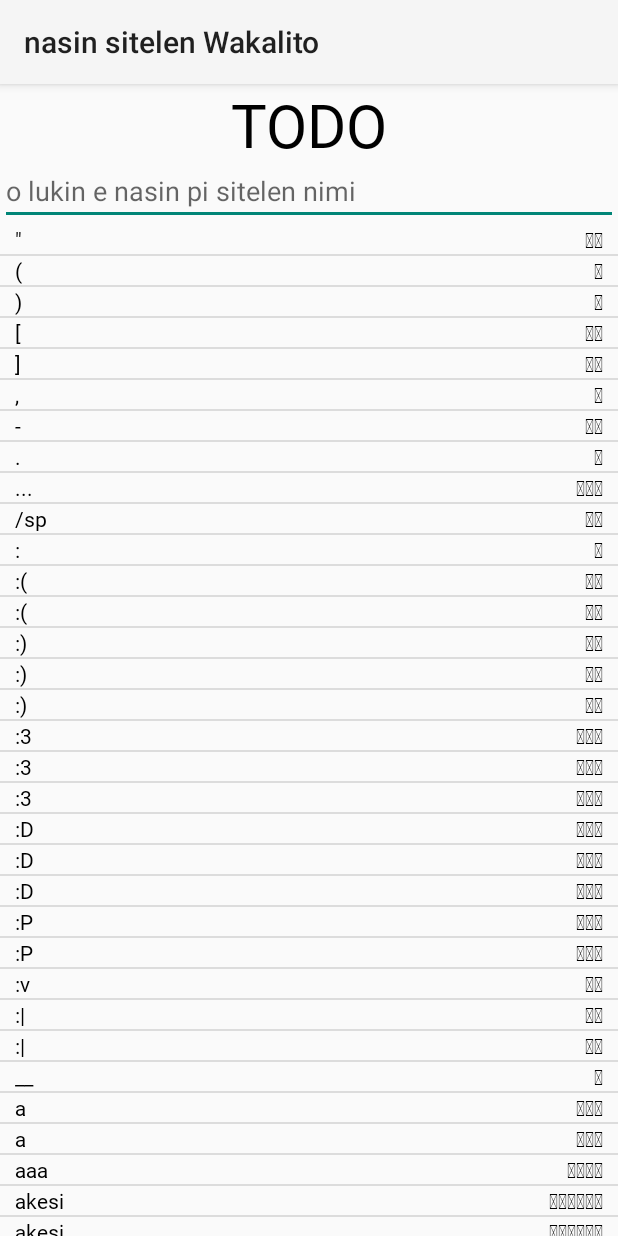
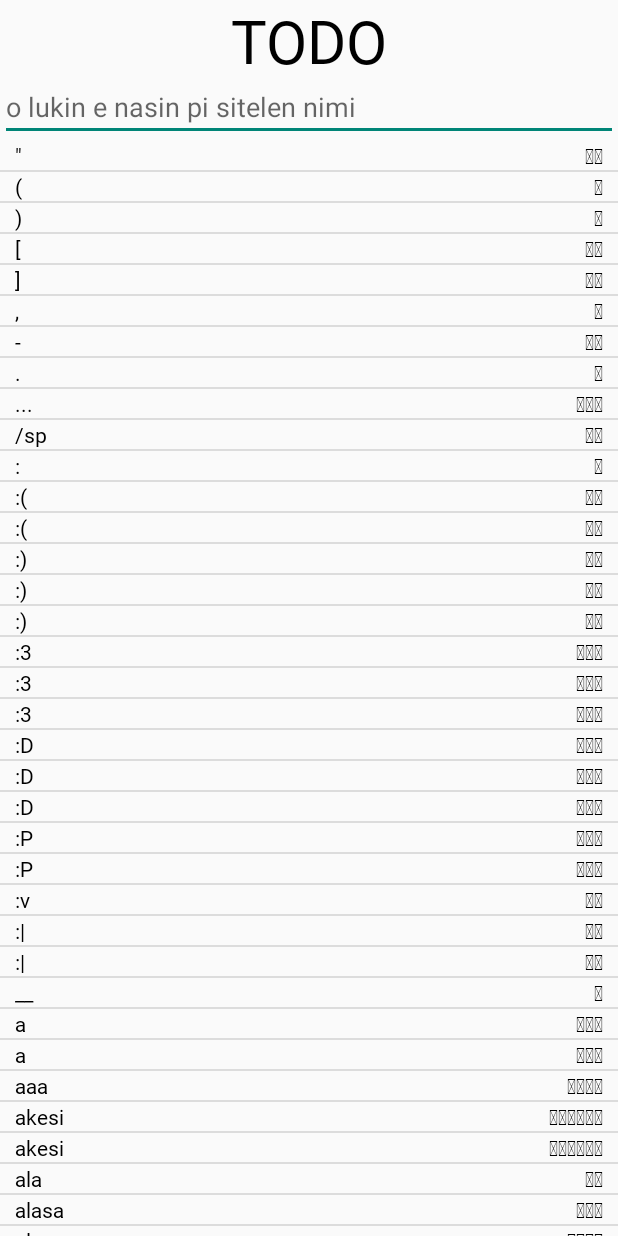
Before and after one commit to mathmaster13/wakalito-android, an Android app: the screen it shows after launch (MainActivity), on a phone screen of 412 x 824 dp. Run offline under Robolectric (Android 15) with nearby library versions, the phone set to English and light mode, and no system bars.

Commit message:
wrapping up. changed the dark mode color to not blend into the app - color suggestions highly encouraged. app is fully complete except for font sizes on app!!

```diff
--- a/app/src/main/java/io/github/mathmaster13/wakalito/MainActivity.kt
+++ b/app/src/main/java/io/github/mathmaster13/wakalito/MainActivity.kt
@@ -58,8 +58,6 @@ class MainActivity : AppCompatActivity() {
     }
 }
 
-private fun <T> dbg(input: T): T = input.apply(::println)
-
 // Inverse of displayString sorta, MUST be updated with displayString
 fun sanitizeInput(string: String): String = when (val str = string.trim()) {
     // put the multi-word sequences into internal form
--- a/app/src/main/res/values-night/colors.xml
+++ b/app/src/main/res/values-night/colors.xml
@@ -1,6 +1,6 @@
 <?xml version="1.0" encoding="utf-8"?>
 <resources>
     <color name="text_color">@color/white</color>
-    <color name="keyboard_color">#FF323232</color>
+    <color name="keyboard_color">#232323</color>
     <color name="button_color">#5A595B</color>
 </resources>
--- a/app/src/main/res/values/strings.xml
+++ b/app/src/main/res/values/strings.xml
@@ -20,4 +20,6 @@
     <string name="dot">dot</string>
     <string name="hor">horizontal line</string>
     <string name="la">la</string>
+
+    <string name="glyph_search_hint">󱥄󱤮󱤉󱤿󱥍󱦗󱥠󱥁󱦘</string>
 </resources>
--- a/app/src/main/res/values/themes.xml
+++ b/app/src/main/res/values/themes.xml
@@ -1,6 +1,6 @@
 <?xml version="1.0" encoding="utf-8"?>
 <resources>
-    <style name="Theme.NasinSitelenWakalito" parent="Theme.AppCompat.DayNight">
+    <style name="Theme.NasinSitelenWakalito" parent="Theme.AppCompat.DayNight.NoActionBar">
 <!--        TODO in theory theming every button should work, but on Waydroid it does not!  -->
     </style>
     <style name="WakalitoKey" parent="Widget.AppCompat.Button.Colored">
```
Also changed, not shown: 1 other file.
